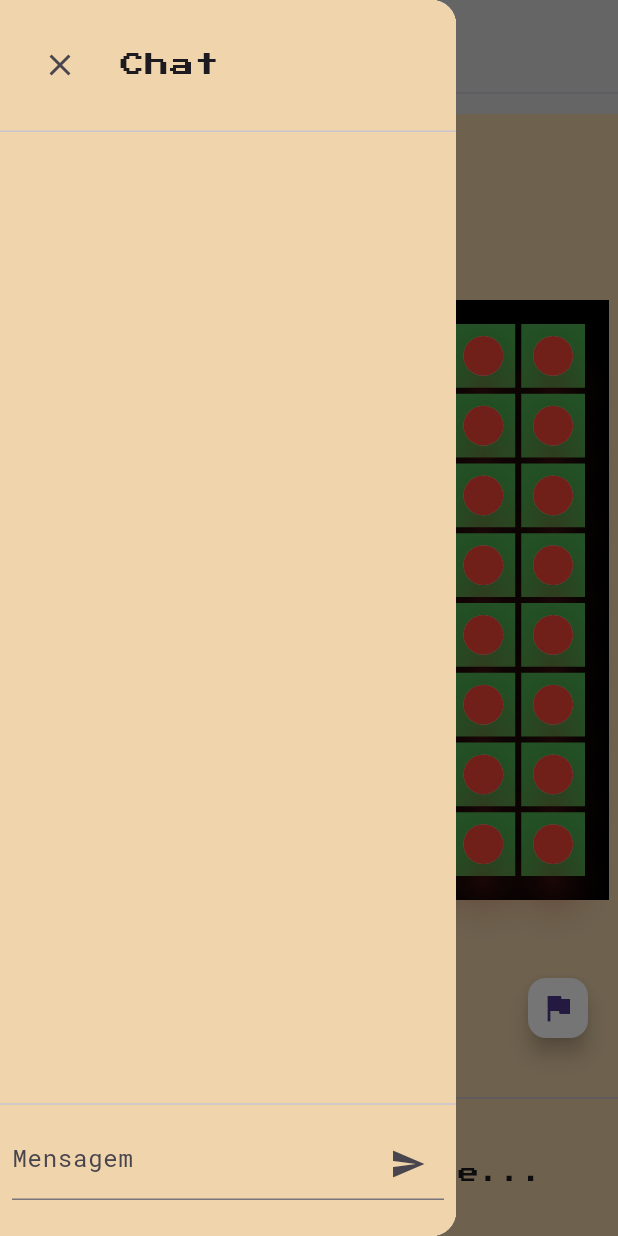
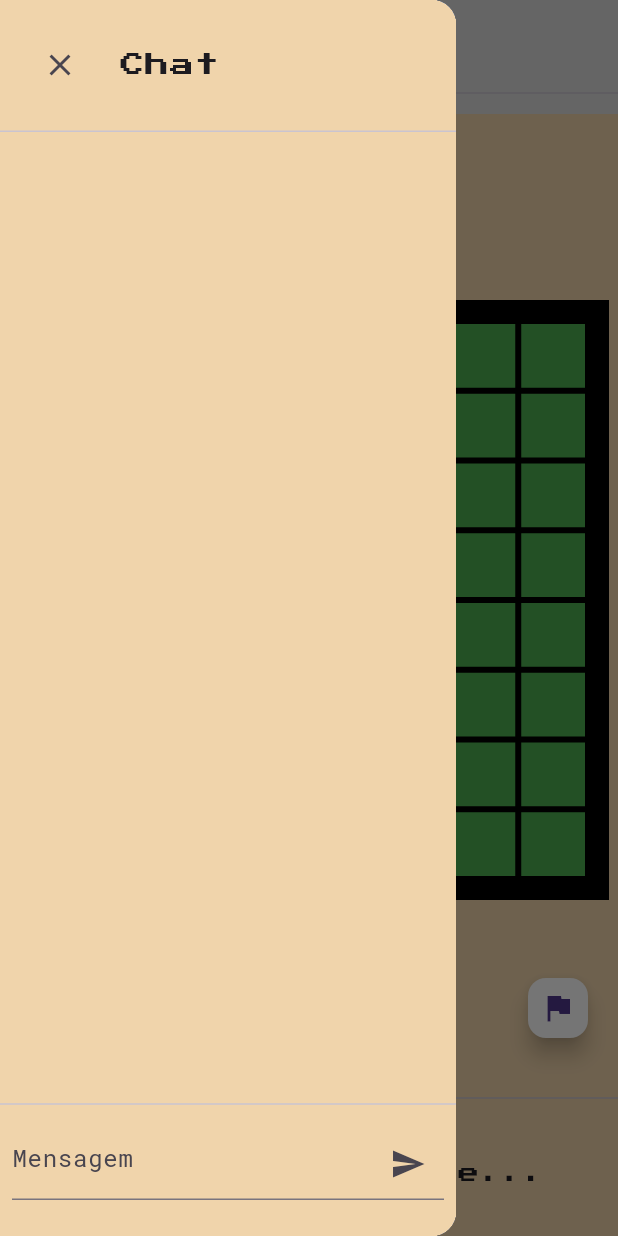
Before and after one commit to anselmoparente/Othello, a Flutter app: the GamePage screen opened directly with empty values, with the side drawer open, on a phone screen of 412 x 824 dp. Run offline on Flutter 3.47's test engine with Material 3 defaults, Android fonts, the light colour scheme and no system bars; our stand-ins replace bloc, flutter_bloc; missing offline and left inert: network_info_plus; statements that could not run were skipped.

Commit message:
feat: Update cell widget

```diff
--- a/lib/bloc/game_bloc.dart
+++ b/lib/bloc/game_bloc.dart
@@ -38,7 +38,7 @@ class GameBloc extends Bloc<GameEvent, GameState> {
       return;
     }
 
-    if (cell.empty) {
+    if (cell.value == null) {
       return;
     }
 
@@ -136,9 +136,10 @@ class GameBloc extends Bloc<GameEvent, GameState> {
       );
     }
 
-    state.board[sourceIndex] = state.board[sourceIndex].switchEmpty();
-    state.board[destinationIndex] = state.board[destinationIndex].switchEmpty();
-    state.board[captureIndex] = state.board[captureIndex].switchEmpty();
+    ////TODO: Corrigir aqui dps
+    // state.board[sourceIndex] = state.board[sourceIndex].switchEmpty();
+    // state.board[destinationIndex] = state.board[destinationIndex].switchEmpty();
+    // state.board[captureIndex] = state.board[captureIndex].switchEmpty();
 
     bool gameOver = isGameOver(state.board);
 
--- a/lib/models/cell_model.dart
+++ b/lib/models/cell_model.dart
@@ -1,26 +1,31 @@
 class CellModel {
   final int index;
   final bool valid;
-  final bool empty;
+  final int? value;
 
   CellModel({
     required this.index,
     required this.valid,
-    required this.empty,
+    required this.value,
   });
 
   factory CellModel.initial(int index) {
     return CellModel(
-      empty: !isValid(index) || _isCenter(index),
       index: index,
-      valid: isValid(index),
+      valid: false,
+      value: _isCenter(index) ? _whatColor(index) : null,
     );
   }
 
-  CellModel switchEmpty() =>
-      CellModel(index: index, valid: valid, empty: !empty);
+  CellModel switchValue(int newValue) =>
+      CellModel(index: index, valid: valid, value: newValue);
 
   static bool isValid(int index) => (index >= 0 && index < 64);
 
   static bool _isCenter(int index) => [27, 28, 35, 36].contains(index);
+
+  static int _whatColor(int index) => [27, 36].contains(index) ? 0 : 1;
+
+  @override
+  String toString() => 'CellModel(index: $index, valid: $valid, value: $value)';
 }
--- a/lib/utils/utils.dart
+++ b/lib/utils/utils.dart
@@ -13,15 +13,16 @@ List<DestinationModel> getAvailableDestinations(
   int index,
   List<CellModel> board,
 ) {
-  if (!CellModel.isValid(index) || board[index].empty) return [];
+  ////TODO: Corrigir aqui dps
+  if (!CellModel.isValid(index) || board[index].value == null) return [];
   final answer = <DestinationModel>[];
   for (int i = 0; i < 4; ++i) {
     final destinationIndex = index + deltaDestination[i];
     final enemyIndex = index + deltaEnemy[i];
 
     if (CellModel.isValid(destinationIndex) &&
-        board[destinationIndex].empty &&
-        !board[enemyIndex].empty) {
+        board[destinationIndex].value != null &&
+        board[enemyIndex].value != null) {
       answer.add(
         DestinationModel(
           destination: destinationIndex,
--- a/lib/widgets/cell_widget.dart
+++ b/lib/widgets/cell_widget.dart
@@ -26,13 +26,14 @@ class CellWidget extends StatelessWidget {
 
   @override
   Widget build(BuildContext context) {
-    if (!cell.valid) return const SizedBox.shrink();
+    if (cell.value == null && !cell.valid) {
+      return const SizedBox.shrink();
+    }
 
     final child = Padding(
-      padding: const EdgeInsets.all(8.0),
+      padding: const EdgeInsets.all(4.0),
       child: Material(
         elevation: _getElevation(),
-        shadowColor: _getBackgroundColor(),
         shape: const CircleBorder(),
         child: InkWell(
           onTap: () => onTap(cell),
@@ -56,12 +57,12 @@ class CellWidget extends StatelessWidget {
       );
     }
 
-    if (_empty || !myTurn || gameOver) return child;
+    if (_value != null || !myTurn || gameOver) return child;
 
     return Draggable<CellModel>(
       data: cell,
       feedback: SizedBox.square(
-        dimension: 54.545454545,
+        dimension: 64.0,
         child: child,
       ),
       childWhenDragging: const Padding(
@@ -80,13 +81,13 @@ class CellWidget extends StatelessWidget {
   }
 
   double _getElevation() {
-    if (_empty) return 0.0;
+    if (_value != null) return 0.0;
     return 12.0;
   }
 
   Color _getBackgroundColor() {
-    if (_empty) return Colors.black;
-    return Colors.red;
+    if (_value != null) return _value == 0 ? Colors.white : Colors.black;
+    return Colors.transparent;
   }
 
   Color _getOverlayColor() {
@@ -99,5 +100,5 @@ class CellWidget extends StatelessWidget {
 
   bool get _selected => cell.index == selectedIndex;
 
-  bool get _empty => cell.empty;
+  int? get _value => cell.value;
 }
```
